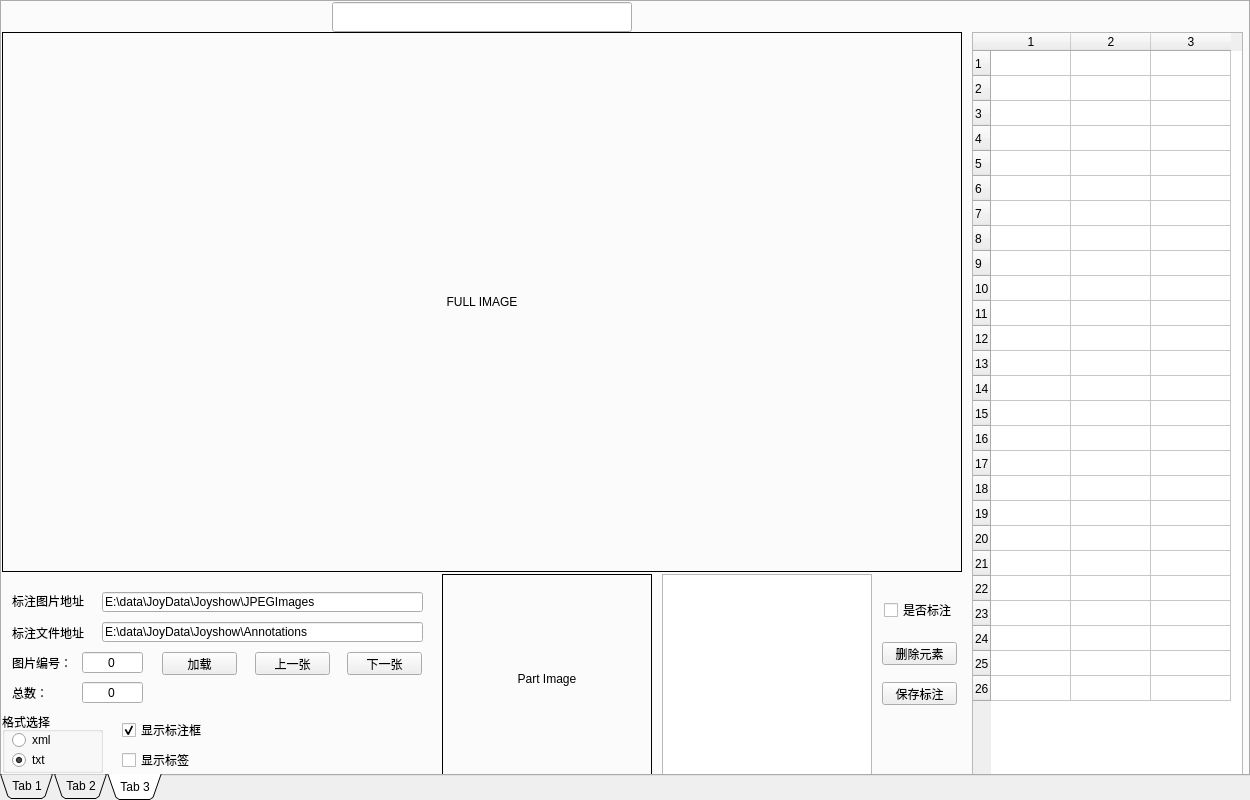
First picture: the form in dialog.ui, repository weinaike/showImage, before the edit.
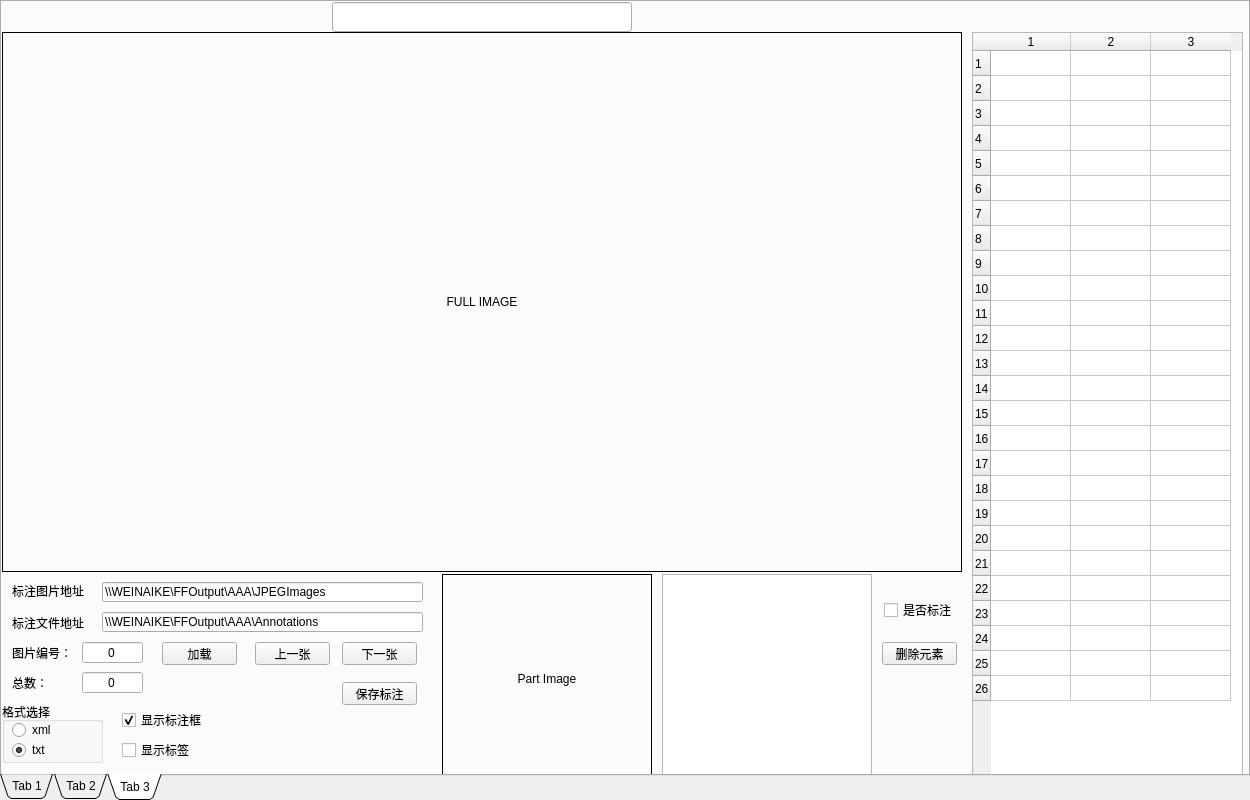
Second picture: the form after the edit.

Commit message: 将bbox类中的show_Image局部化，解决内存溢出问题

What changed in the file:
```diff
--- a/dialog.ui
+++ b/dialog.ui
@@ -784,7 +784,7 @@
      <property name="geometry">
       <rect>
        <x>10</x>
-       <y>621</y>
+       <y>611</y>
        <width>91</width>
        <height>20</height>
       </rect>
@@ -797,7 +797,7 @@
      <property name="geometry">
       <rect>
        <x>10</x>
-       <y>591</y>
+       <y>581</y>
        <width>81</width>
        <height>16</height>
       </rect>
@@ -810,33 +810,33 @@
      <property name="geometry">
       <rect>
        <x>100</x>
-       <y>620</y>
+       <y>610</y>
        <width>321</width>
        <height>20</height>
       </rect>
      </property>
      <property name="text">
-      <string>E:\data\JoyData\Joyshow\Annotations</string>
+      <string>\\WEINAIKE\FFOutput\AAA\Annotations</string>
      </property>
     </widget>
     <widget class="QLineEdit" name="lineEdit_DIR_3">
      <property name="geometry">
       <rect>
        <x>100</x>
-       <y>590</y>
+       <y>580</y>
        <width>321</width>
        <height>20</height>
       </rect>
      </property>
      <property name="text">
-      <string>E:\data\JoyData\Joyshow\JPEGImages</string>
+      <string>\\WEINAIKE\FFOutput\AAA\JPEGImages</string>
      </property>
     </widget>
     <widget class="QPushButton" name="upper_3">
      <property name="geometry">
       <rect>
        <x>253</x>
-       <y>650</y>
+       <y>640</y>
        <width>75</width>
        <height>23</height>
       </rect>
@@ -849,7 +849,7 @@
      <property name="geometry">
       <rect>
        <x>80</x>
-       <y>680</y>
+       <y>670</y>
        <width>61</width>
        <height>21</height>
       </rect>
@@ -865,7 +865,7 @@
      <property name="geometry">
       <rect>
        <x>10</x>
-       <y>680</y>
+       <y>670</y>
        <width>41</width>
        <height>21</height>
       </rect>
@@ -878,7 +878,7 @@
      <property name="geometry">
       <rect>
        <x>160</x>
-       <y>650</y>
+       <y>640</y>
        <width>75</width>
        <height>23</height>
       </rect>
@@ -891,7 +891,7 @@
      <property name="geometry">
       <rect>
        <x>10</x>
-       <y>650</y>
+       <y>640</y>
        <width>61</width>
        <height>21</height>
       </rect>
@@ -903,8 +903,8 @@
     <widget class="QPushButton" name="next_3">
      <property name="geometry">
       <rect>
-       <x>345</x>
-       <y>650</y>
+       <x>340</x>
+       <y>640</y>
        <width>75</width>
        <height>23</height>
       </rect>
@@ -917,7 +917,7 @@
      <property name="geometry">
       <rect>
        <x>80</x>
-       <y>650</y>
+       <y>640</y>
        <width>61</width>
        <height>21</height>
       </rect>
@@ -933,7 +933,7 @@
      <property name="geometry">
       <rect>
        <x>120</x>
-       <y>720</y>
+       <y>710</y>
        <width>91</width>
        <height>16</height>
       </rect>
@@ -949,7 +949,7 @@
      <property name="geometry">
       <rect>
        <x>120</x>
-       <y>750</y>
+       <y>740</y>
        <width>91</width>
        <height>16</height>
       </rect>
@@ -981,7 +981,7 @@
      <property name="geometry">
       <rect>
        <x>0</x>
-       <y>710</y>
+       <y>700</y>
        <width>101</width>
        <height>61</height>
       </rect>
@@ -1268,7 +1268,7 @@
     <widget class="QPushButton" name="pushButton_saveLabel">
      <property name="geometry">
       <rect>
-       <x>880</x>
+       <x>340</x>
        <y>680</y>
        <width>75</width>
        <height>23</height>
```
Left out of the diff: 2 changed lines with no effect on the pictures. The commit also changes 5 other files.
